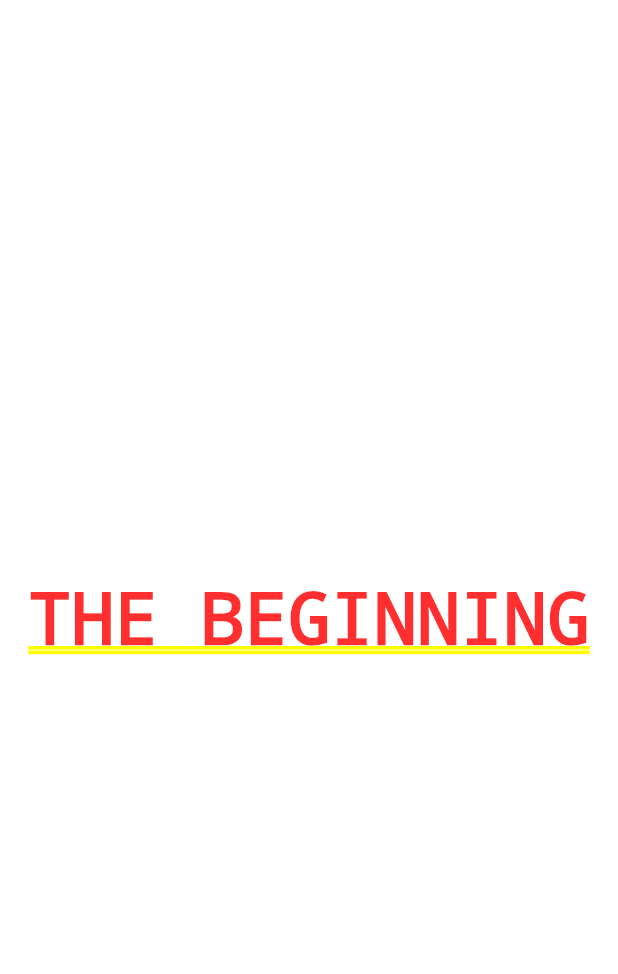
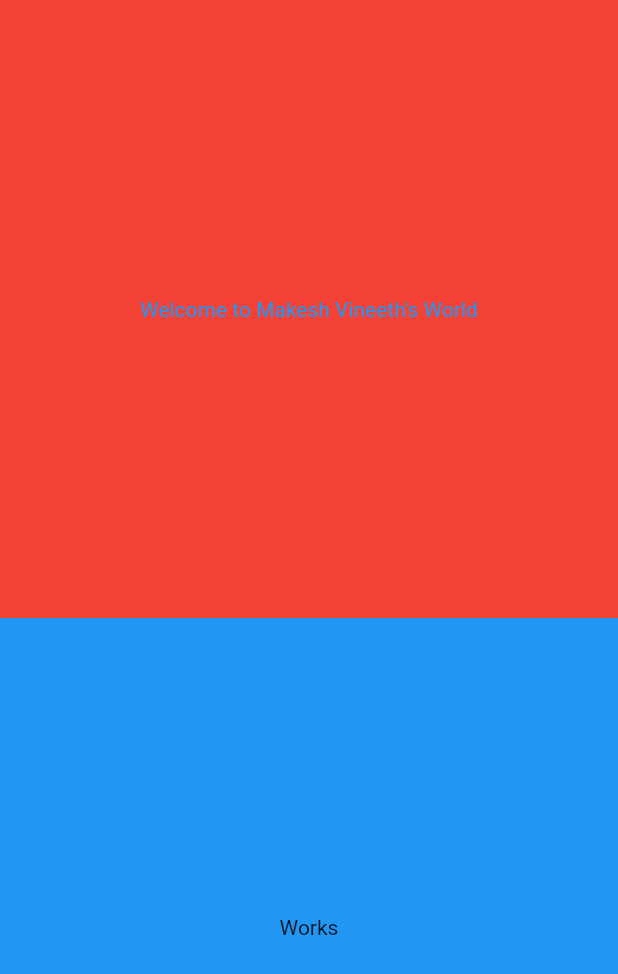
Before and after one commit to MakeshVineeth/makeshvineeth.github.io, a Flutter app: the screen it shows after launch, on a phone screen of 412 x 824 dp. Shown: the top 974 px of the screen. Run offline on Flutter 3.47's test engine with Material 2 defaults, Android fonts, the light colour scheme and no system bars; our stand-ins replace animated_text_kit.

Commit message:
Layouts.

```diff
--- /dev/null
+++ b/lib/fixedValues.dart
@@ -0,0 +1,18 @@
+import 'package:flutter/material.dart';
+
+class FixedValues {
+  Color bg = Colors.white;
+  String title = 'Makesh Vineeth\'s World';
+
+  ThemeData themeData(Brightness brightness) {
+    return ThemeData(
+      brightness: brightness,
+      scaffoldBackgroundColor: bg,
+    );
+  }
+
+  ThemeData themeDataDark() {
+    bg = Colors.black87;
+    return themeData(Brightness.dark);
+  }
+}
--- /dev/null
+++ b/lib/home.dart
@@ -0,0 +1,48 @@
+import 'package:flutter/material.dart';
+import 'package:animated_text_kit/animated_text_kit.dart';
+
+class HomeApp extends StatefulWidget {
+  @override
+  _HomeAppState createState() => _HomeAppState();
+}
+
+class _HomeAppState extends State<HomeApp> {
+  @override
+  Widget build(BuildContext context) {
+    return Scaffold(
+      body: Column(
+        crossAxisAlignment: CrossAxisAlignment.stretch,
+        mainAxisAlignment: MainAxisAlignment.spaceEvenly,
+        mainAxisSize: MainAxisSize.max,
+        children: [
+          Expanded(
+            child: Container(
+              color: Colors.red,
+              child: Center(
+                child: TypewriterAnimatedTextKit(
+                  speed: const Duration(milliseconds: 100),
+                  repeatForever: true,
+                  text: [
+                    "Welcome to Makesh Vineeth\'s World",
+                    "Here you can find all my works",
+                    "Take a look below to find my latest works",
+                    "Visit Portfolio to know more about me."
+                  ],
+                  textStyle: TextStyle(
+                    color: Colors.blue,
+                  ),
+                ),
+              ),
+            ),
+          ),
+          Expanded(
+            child: Container(
+              color: Colors.blue,
+              child: Center(child: Text('Works')),
+            ),
+          ),
+        ],
+      ),
+    );
+  }
+}
--- a/lib/main.dart
+++ b/lib/main.dart
@@ -1,5 +1,7 @@
 import 'package:flutter/gestures.dart';
 import 'package:flutter/material.dart';
+import 'package:makesh_gitpage/home.dart';
+import 'package:makesh_gitpage/fixedValues.dart';
 
 void main() {
   runApp(Home());
@@ -7,12 +9,15 @@ void main() {
 }
 
 class Home extends StatelessWidget {
+  final FixedValues fixedValues = FixedValues();
   @override
   Widget build(BuildContext context) {
     return MaterialApp(
-      home: Center(
-        child: Text('THE BEGINNING'),
-      ),
+      title: fixedValues.title,
+      theme: fixedValues.themeData(Brightness.light),
+      darkTheme: fixedValues.themeDataDark(),
+      home: HomeApp(),
+      debugShowCheckedModeBanner: false,
     );
   }
 }
--- a/pubspec.yaml
+++ b/pubspec.yaml
@@ -23,6 +23,7 @@ environment:
 dependencies:
   flutter:
     sdk: flutter
+  animated_text_kit: ^2.5.3
   cupertino_icons: ^1.0.0
   peanut: ^3.5.1
 
```
Also changed, not shown: pubspec.lock.
